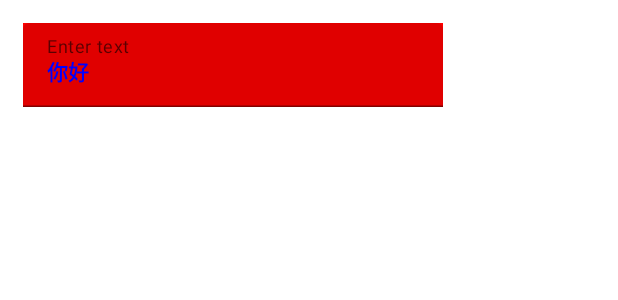
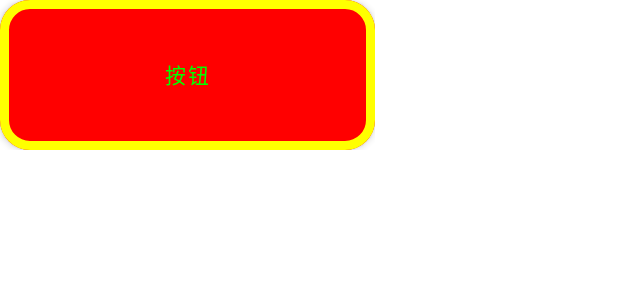
Before and after one commit to Licarey/compose, an Android app built with Jetpack Compose: the @Preview function DefaultPreview, on a phone screen of 412 x 824 dp. Shown: the top 300 px of the screen. Run offline under Robolectric (Android 15) with nearby library versions, the phone set to English and light mode, and no system bars.

Commit message:
Button的用法

```diff
--- a/app/src/main/java/com/carey/compose/MainActivity.kt
+++ b/app/src/main/java/com/carey/compose/MainActivity.kt
@@ -5,9 +5,11 @@ import android.util.Log
 import android.widget.Toast
 import androidx.activity.ComponentActivity
 import androidx.activity.compose.setContent
+import androidx.compose.foundation.BorderStroke
 import androidx.compose.foundation.background
 import androidx.compose.foundation.isSystemInDarkTheme
 import androidx.compose.foundation.layout.*
+import androidx.compose.foundation.shape.RoundedCornerShape
 import androidx.compose.foundation.text.BasicTextField
 import androidx.compose.foundation.text.ClickableText
 import androidx.compose.foundation.text.KeyboardActions
@@ -247,29 +249,56 @@ fun Greeting() {
 
 
     // TextField其他属性用法
+//    Column {
+//        val context = LocalContext.current
+//        val text = remember {
+//            mutableStateOf("你好")
+//        }
+//        TextField(
+//            value = text.value,
+//            onValueChange = {text.value = it},
+//            label = { Text("Enter text") },
+//            keyboardOptions = KeyboardOptions(
+//                capitalization = KeyboardCapitalization.Characters, // 全部字符大写
+//                keyboardType = KeyboardType.Email, // 输入email
+//                autoCorrect = true, // 自动纠正
+//                imeAction = ImeAction.Search // IME动作设置为搜索
+//            ),
+//            keyboardActions = KeyboardActions(
+//                onSearch = {
+//                    Toast.makeText(context, "点击了Search", Toast.LENGTH_LONG).show()
+//                }
+//            ),
+//            textStyle = TextStyle(color = Color.Blue, fontWeight = FontWeight.Bold),
+//            modifier = Modifier.padding(15.dp).background(Color.Red)
+//        )
+//    }
+
+    // 按钮的用法
     Column {
         val context = LocalContext.current
-        val text = remember {
-            mutableStateOf("你好")
-        }
-        TextField(
-            value = text.value,
-            onValueChange = {text.value = it},
-            label = { Text("Enter text") },
-            keyboardOptions = KeyboardOptions(
-                capitalization = KeyboardCapitalization.Characters, // 全部字符大写
-                keyboardType = KeyboardType.Email, // 输入email
-                autoCorrect = true, // 自动纠正
-                imeAction = ImeAction.Search // IME动作设置为搜索
+        Button(
+            modifier = Modifier
+                .height(100.dp)
+                .width(250.dp), // 大小
+            onClick = {
+                // 点击事件
+                Toast.makeText(context, "点击按钮", Toast.LENGTH_LONG).show()
+            },
+            elevation = ButtonDefaults.elevation(3.dp, 10.dp, 0.dp),
+            border = BorderStroke(6.dp, Color.Yellow),
+            shape = RoundedCornerShape(20.dp),
+            colors = ButtonDefaults.buttonColors(
+                backgroundColor = Color.Red,
+                contentColor = Color.Green,
+                disabledBackgroundColor = Color.Yellow,
+                disabledContentColor = Color.Magenta
             ),
-            keyboardActions = KeyboardActions(
-                onSearch = {
-                    Toast.makeText(context, "点击了Search", Toast.LENGTH_LONG).show()
-                }
-            ),
-            textStyle = TextStyle(color = Color.Blue, fontWeight = FontWeight.Bold),
-            modifier = Modifier.padding(15.dp).background(Color.Red)
-        )
+            contentPadding = PaddingValues(8.dp)
+
+            ) {
+                Text(text = "按钮") // 按钮文案，对应content
+              }
     }
 
 }
```
